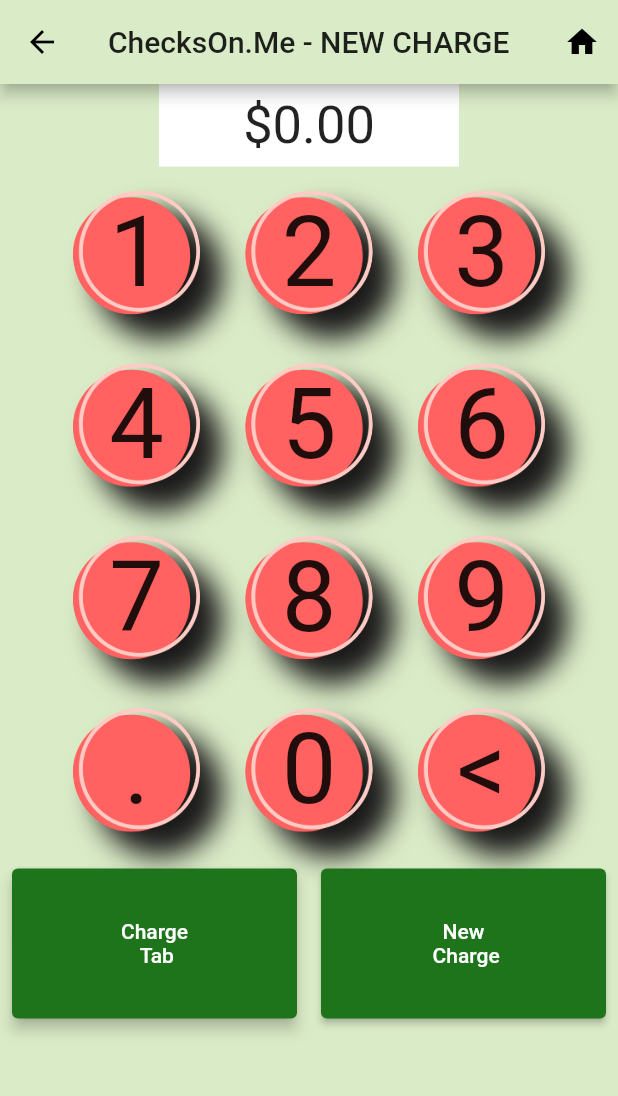
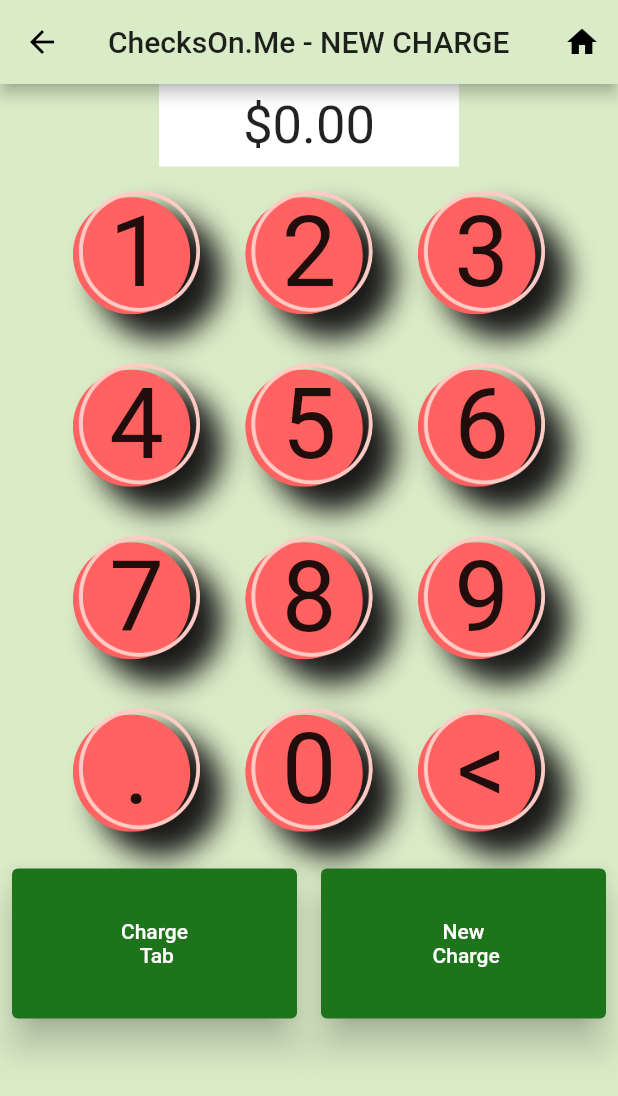
Before and after one commit to ChecksOn-Me/merchant, a Flutter app: the screen it shows once a user with an empty profile is signed in, on a phone screen of 412 x 824 dp. Shown: the top 1096 px of the screen. Run offline on Flutter 3.47's test engine with Material 2 defaults, Android fonts, the phone set to English and light mode, and no system bars; our stand-ins replace firebase_auth, firebase_core; accounts and stored records are empty.

Commit message:
Feat: added styling to input button

```diff
--- a/lib/components/input_button.dart
+++ b/lib/components/input_button.dart
@@ -28,6 +28,7 @@ class InputButton extends StatelessWidget {
         style: ButtonStyle(
           backgroundColor: MaterialStateProperty.all(kDarkAccentColorGreen),
           minimumSize: MaterialStateProperty.all(Size(width, height)),
+          elevation: MaterialStateProperty.all(10.0),
         ),
       ),
     );
```
